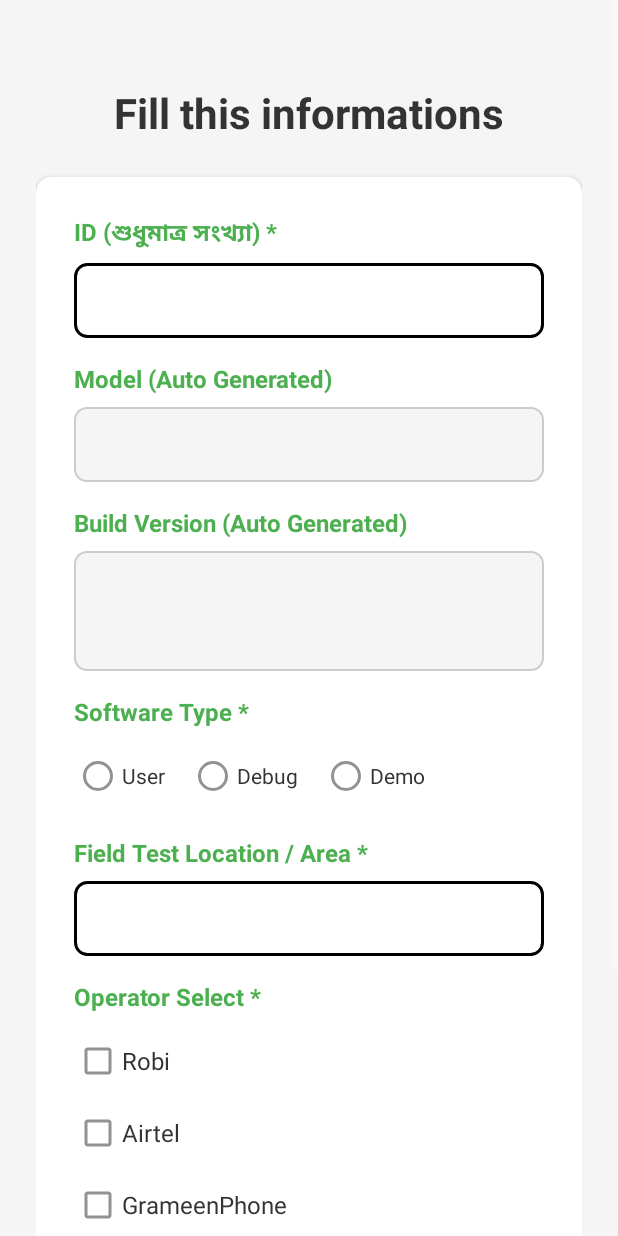
After one commit to sabbir4hmed/Network_Test, an Android app: the SimTestActivity screen opened directly, with no data from a screen before it, on a phone screen of 412 x 824 dp. The commit adds this screen. Run offline under Robolectric (Android 15) with nearby library versions, the light colour scheme and no system bars.

Commit message:
added new activity_sim_test.xml and SimTestActivity.java

```diff
--- a/app/src/main/AndroidManifest.xml
+++ b/app/src/main/AndroidManifest.xml
@@ -5,7 +5,6 @@
     <uses-permission android:name="android.permission.ACCESS_WIFI_STATE" />
     <uses-permission android:name="android.permission.ACCESS_NETWORK_STATE" />
     <uses-permission android:name="android.permission.READ_PHONE_STATE" />
-
     <uses-permission android:name="android.permission.ACCESS_COARSE_LOCATION" />
     <uses-permission android:name="android.permission.ACCESS_FINE_LOCATION" />
 
@@ -18,6 +17,9 @@
         android:roundIcon="@mipmap/ic_launcher_round"
         android:supportsRtl="true"
         android:theme="@style/Theme.NetworkTest">
+        <activity
+            android:name=".FieldTest.SimTestActivity"
+            android:exported="false" />
         <activity
             android:name=".MainActivity"
             android:exported="false" />
--- /dev/null
+++ b/app/src/main/java/com/sabbir/waltonmobile/networktest/FieldTest/SimTestActivity.java
@@ -0,0 +1,22 @@
+package com.sabbir.waltonmobile.networktest.FieldTest;
+
+import android.os.Bundle;
+
+import androidx.activity.EdgeToEdge;
+import androidx.appcompat.app.AppCompatActivity;
+import androidx.core.graphics.Insets;
+import androidx.core.view.ViewCompat;
+import androidx.core.view.WindowInsetsCompat;
+
+import com.sabbir.waltonmobile.networktest.R;
+
+public class SimTestActivity extends AppCompatActivity {
+
+    @Override
+    protected void onCreate(Bundle savedInstanceState) {
+        super.onCreate(savedInstanceState);
+        EdgeToEdge.enable(this);
+        setContentView(R.layout.activity_sim_test);
+
+    }
+}
--- a/app/src/main/java/com/sabbir/waltonmobile/networktest/MainActivity.java
+++ b/app/src/main/java/com/sabbir/waltonmobile/networktest/MainActivity.java
@@ -2,6 +2,7 @@ package com.sabbir.waltonmobile.networktest;
 
 import android.Manifest;
 import android.content.Context;
+import android.content.Intent;
 import android.content.pm.PackageManager;
 import android.net.ConnectivityManager;
 import android.net.NetworkInfo;
@@ -25,6 +26,8 @@ import androidx.core.content.ContextCompat;
 import androidx.core.graphics.Insets;
 import androidx.core.view.ViewCompat;
 import androidx.core.view.WindowInsetsCompat;
+
+import com.sabbir.waltonmobile.networktest.FieldTest.SimTestActivity;
 
 import java.util.List;
 
@@ -98,7 +101,9 @@ public class MainActivity extends AppCompatActivity {
     }
 
     private void startSimTest() {
-        Toast.makeText(this, "SIM Network Test Started!", Toast.LENGTH_SHORT).show();
+        Intent intent = new Intent(MainActivity.this, SimTestActivity.class);
+        startActivity(intent);
+        finish();
         // এখানে আপনি SIM network speed test বা অন্য কোন test implement করতে পারেন
         // For now, just showing a message
     }
--- /dev/null
+++ b/app/src/main/res/drawable/edittext_background.xml
@@ -0,0 +1,9 @@
+<?xml version="1.0" encoding="utf-8"?>
+<shape xmlns:android="http://schemas.android.com/apk/res/android"
+    android:shape="rectangle">
+    <solid android:color="@color/white" />
+    <corners android:radius="8dp" />
+    <stroke
+        android:width="2dp"
+        android:color="@color/black" />
+</shape>
--- /dev/null
+++ b/app/src/main/res/drawable/edittext_background_readonly.xml
@@ -0,0 +1,9 @@
+<?xml version="1.0" encoding="utf-8"?>
+<shape xmlns:android="http://schemas.android.com/apk/res/android"
+    android:shape="rectangle">
+    <solid android:color="@color/readonly_background" />
+    <corners android:radius="8dp" />
+    <stroke
+        android:width="1dp"
+        android:color="@color/readonly_border" />
+</shape>
--- /dev/null
+++ b/app/src/main/res/drawable/reset_button_background.xml
@@ -0,0 +1,15 @@
+<?xml version="1.0" encoding="utf-8"?>
+<selector xmlns:android="http://schemas.android.com/apk/res/android">
+    <item android:state_pressed="true">
+        <shape android:shape="rectangle">
+            <solid android:color="@color/reset_button_pressed" />
+            <corners android:radius="8dp" />
+        </shape>
+    </item>
+    <item>
+        <shape android:shape="rectangle">
+            <solid android:color="@color/reset_button_color" />
+            <corners android:radius="8dp" />
+        </shape>
+    </item>
+</selector>
--- /dev/null
+++ b/app/src/main/res/layout/activity_sim_test.xml
@@ -0,0 +1,275 @@
+<?xml version="1.0" encoding="utf-8"?>
+<ScrollView xmlns:android="http://schemas.android.com/apk/res/android"
+    xmlns:app="http://schemas.android.com/apk/res-auto"
+    android:layout_width="match_parent"
+    android:layout_height="match_parent"
+    android:background="@color/main_background">
+
+    <androidx.constraintlayout.widget.ConstraintLayout
+        android:layout_width="match_parent"
+        android:layout_height="wrap_content"
+        android:padding="24dp">
+
+        <!-- Header Title -->
+        <TextView
+            android:id="@+id/tvHeader"
+            android:layout_width="wrap_content"
+            android:layout_height="wrap_content"
+            android:layout_marginTop="32dp"
+            android:text="Fill this informations"
+            android:textColor="@color/primary_text"
+            android:textSize="28sp"
+            android:textStyle="bold"
+            app:layout_constraintEnd_toEndOf="parent"
+            app:layout_constraintStart_toStartOf="parent"
+            app:layout_constraintTop_toTopOf="parent" />
+
+        <!-- Form Card -->
+        <androidx.cardview.widget.CardView
+            android:id="@+id/cardForm"
+            android:layout_width="0dp"
+            android:layout_height="wrap_content"
+            android:layout_marginTop="24dp"
+            app:cardCornerRadius="10dp"
+            app:cardElevation="2dp"
+            app:cardBackgroundColor="@color/card_background"
+            app:layout_constraintEnd_toEndOf="parent"
+            app:layout_constraintStart_toStartOf="parent"
+            app:layout_constraintTop_toBottomOf="@+id/tvHeader">
+
+            <LinearLayout
+                android:layout_width="match_parent"
+                android:layout_height="wrap_content"
+                android:orientation="vertical"
+                android:padding="25dp">
+
+                <!-- ID Field -->
+                <TextView
+                    android:layout_width="wrap_content"
+                    android:layout_height="wrap_content"
+                    android:text="ID (শুধুমাত্র সংখ্যা) *"
+                    android:textColor="@color/button_color"
+                    android:textSize="16sp"
+                    android:textStyle="bold"
+                    android:layout_marginBottom="8dp" />
+
+                <EditText
+                    android:id="@+id/etId"
+                    android:layout_width="match_parent"
+                    android:layout_height="50dp"
+                    android:background="@drawable/edittext_background"
+                    android:hint="Enter ID (digits only)"
+                    android:inputType="number"
+                    android:maxLength="10"
+                    android:padding="12dp"
+                    android:textColor="@color/primary_text"
+                    android:textSize="16sp"
+                    android:layout_marginBottom="16dp" />
+
+                <!-- Model Field -->
+                <TextView
+                    android:layout_width="wrap_content"
+                    android:layout_height="wrap_content"
+                    android:text="Model (Auto Generated)"
+                    android:textColor="@color/button_color"
+                    android:textSize="16sp"
+                    android:textStyle="bold"
+                    android:layout_marginBottom="8dp" />
+
+                <EditText
+                    android:id="@+id/etModel"
+                    android:layout_width="match_parent"
+                    android:layout_height="50dp"
+                    android:background="@drawable/edittext_background_readonly"
+                    android:enabled="false"
+                    android:inputType="text"
+                    android:padding="12dp"
+                    android:textColor="@color/primary_text"
+                    android:textSize="16sp"
+                    android:layout_marginBottom="16dp" />
+
+                <!-- Build Version Field -->
+                <TextView
+                    android:layout_width="wrap_content"
+                    android:layout_height="wrap_content"
+                    android:text="Build Version (Auto Generated)"
+                    android:textColor="@color/button_color"
+                    android:textSize="16sp"
+                    android:textStyle="bold"
+                    android:layout_marginBottom="8dp" />
+
+                <EditText
+                    android:id="@+id/etBuildVersion"
+                    android:layout_width="match_parent"
+                    android:layout_height="80dp"
+                    android:background="@drawable/edittext_background_readonly"
+                    android:enabled="false"
+                    android:gravity="top"
+                    android:padding="12dp"
+                    android:textColor="@color/readonly_text"
+                    android:textSize="14sp"
+                    android:layout_marginBottom="16dp" />
+
+                <!-- Software Type -->
+                <TextView
+                    android:layout_width="wrap_content"
+                    android:layout_height="wrap_content"
+                    android:text="Software Type *"
+                    android:textColor="@color/button_color"
+                    android:textSize="16sp"
+                    android:textStyle="bold"
+                    android:layout_marginBottom="8dp" />
+
+                <RadioGroup
+                    android:id="@+id/rgSoftwareType"
+                    android:layout_width="match_parent"
+                    android:layout_height="wrap_content"
+                    android:orientation="horizontal"
+                    android:layout_marginBottom="16dp">
+
+                    <RadioButton
+                        android:id="@+id/rbUser"
+                        android:layout_width="wrap_content"
+                        android:layout_height="wrap_content"
+                        android:text="User"
+                        android:textColor="@color/primary_text"
+                        android:layout_marginEnd="16dp" />
+
+                    <RadioButton
+                        android:id="@+id/rbDebug"
+                        android:layout_width="wrap_content"
+                        android:layout_height="wrap_content"
+                        android:text="Debug"
+                        android:textColor="@color/primary_text"
+                        android:layout_marginEnd="16dp" />
+
+                    <RadioButton
+                        android:id="@+id/rbDemo"
+                        android:layout_width="wrap_content"
+                        android:layout_height="wrap_content"
+                        android:text="Demo"
+                        android:textColor="@color/primary_text" />
+
+                </RadioGroup>
+
+                <!-- Field Test Location -->
+                <TextView
+                    android:layout_width="wrap_content"
+                    android:layout_height="wrap_content"
+                    android:text="Field Test Location / Area *"
+                    android:textColor="@color/button_color"
+                    android:textSize="16sp"
+                    android:textStyle="bold"
+                    android:layout_marginBottom="8dp" />
+
+                <EditText
+                    android:id="@+id/etFieldTestLocation"
+                    android:layout_width="match_parent"
+                    android:layout_height="50dp"
+                    android:background="@drawable/edittext_background"
+                    android:hint="Enter Location/Area"
+                    android:inputType="text"
+                    android:padding="12dp"
+                    android:textColor="@color/primary_text"
+                    android:textSize="16sp"
+                    android:layout_marginBottom="16dp" />
+
+                <!-- Operator Selection -->
+                <TextView
+                    android:layout_width="wrap_content"
+                    android:layout_height="wrap_content"
+                    android:text="Operator Select *"
+                    android:textColor="@color/button_color"
+                    android:textSize="16sp"
+                    android:textStyle="bold"
+                    android:layout_marginBottom="8dp" />
+
+                <LinearLayout
+                    android:layout_width="match_parent"
+                    android:layout_height="wrap_content"
+                    android:orientation="vertical"
+                    android:layout_marginBottom="20dp">
+
+                    <CheckBox
+                        android:id="@+id/cbRobi"
+                        android:layout_width="wrap_content"
+                        android:layout_height="wrap_content"
+                        android:text="Robi"
+                        android:textColor="@color/primary_text"
+                        android:textSize="16sp" />
+
+                    <CheckBox
+                        android:id="@+id/cbAirtel"
+                        android:layout_width="wrap_content"
+                        android:layout_height="wrap_content"
+                        android:text="Airtel"
+                        android:textColor="@color/primary_text"
+                        android:textSize="16sp" />
+
+                    <CheckBox
+                        android:id="@+id/cbGrameenPhone"
+                        android:layout_width="wrap_content"
+                        android:layout_height="wrap_content"
+                        android:text="GrameenPhone"
+                        android:textColor="@color/primary_text"
+                        android:textSize="16sp" />
+
+                    <CheckBox
+                        android:id="@+id/cbBanglalink"
+                        android:layout_width="wrap_content"
+                        android:layout_height="wrap_content"
+                        android:text="Banglalink"
+                        android:textColor="@color/primary_text"
+                        android:textSize="16sp" />
+
+                    <CheckBox
+                        android:id="@+id/cbTeletalk"
+                        android:layout_width="wrap_content"
+                        android:layout_height="wrap_content"
+                        android:text="Teletalk"
+                        android:textColor="@color/primary_text"
+                        android:textSize="16sp" />
+
+                </LinearLayout>
+
+                <!-- Action Buttons -->
+                <LinearLayout
+                    android:layout_width="match_parent"
+                    android:layout_height="wrap_content"
+                    android:orientation="horizontal"
+                    android:gravity="center"
+                    android:layout_marginTop="8dp">
+
+                    <Button
+                        android:id="@+id/btnStartFieldTest"
+                        android:layout_width="0dp"
+                        android:layout_height="50dp"
+                        android:layout_weight="1"
+                        android:layout_marginEnd="8dp"
+                        android:background="@drawable/button_background"
+                        android:text="Start Test"
+                        android:textColor="@color/white"
+                        android:textSize="10sp"
+                        android:textStyle="bold" />
+
+                    <Button
+                        android:id="@+id/btnResetField"
+                        android:layout_width="0dp"
+                        android:layout_height="50dp"
+                        android:layout_weight="1"
+                        android:layout_marginStart="8dp"
+                        android:background="@drawable/reset_button_background"
+                        android:text="Reset Field"
+                        android:textColor="@color/white"
+                        android:textSize="10sp"
+                        android:textStyle="bold" />
+
+                </LinearLayout>
+
+            </LinearLayout>
+
+        </androidx.cardview.widget.CardView>
+
+    </androidx.constraintlayout.widget.ConstraintLayout>
+
+</ScrollView>
--- a/app/src/main/res/values/colors.xml
+++ b/app/src/main/res/values/colors.xml
@@ -2,19 +2,27 @@
 <resources>
     <color name="black">#FF000000</color>
     <color name="white">#FFFFFFFF</color>
-    <color name="splash_background">#4CAF50</color>
+    <color name="splash_background">#2196F3</color>
     <color name="main_background">#F5F5F5</color>
     <color name="primary_text">#333333</color>
+    <color name="info_text">#555555</color>
     <color name="button_color">#4CAF50</color>
-    <color name="textview_background">#FFFFFF</color>
     <color name="button_pressed">#45A049</color>
-    <color name="textview_border">#DDDDDD</color>
     <color name="start_button_color">#FF9800</color>
     <color name="start_button_pressed">#F57C00</color>
-
-    <!-- New colors for instructions card -->
+    <color name="textview_background">#FFFFFF</color>
+    <color name="textview_border">#DDDDDD</color>
     <color name="card_background">#FFFFFF</color>
     <color name="header_text">#1976D2</color>
     <color name="instruction_header">#2E7D32</color>
     <color name="instruction_text">#424242</color>
+
+    <!-- New colors for form -->
+    <color name="field_label">#1976D2</color>
+    <color name="edittext_border">#2196F3</color>
+    <color name="readonly_background">#F5F5F5</color>
+    <color name="readonly_border">#CCCCCC</color>
+    <color name="readonly_text">#666666</color>
+    <color name="reset_button_color">#F44336</color>
+    <color name="reset_button_pressed">#D32F2F</color>
 </resources>
```
